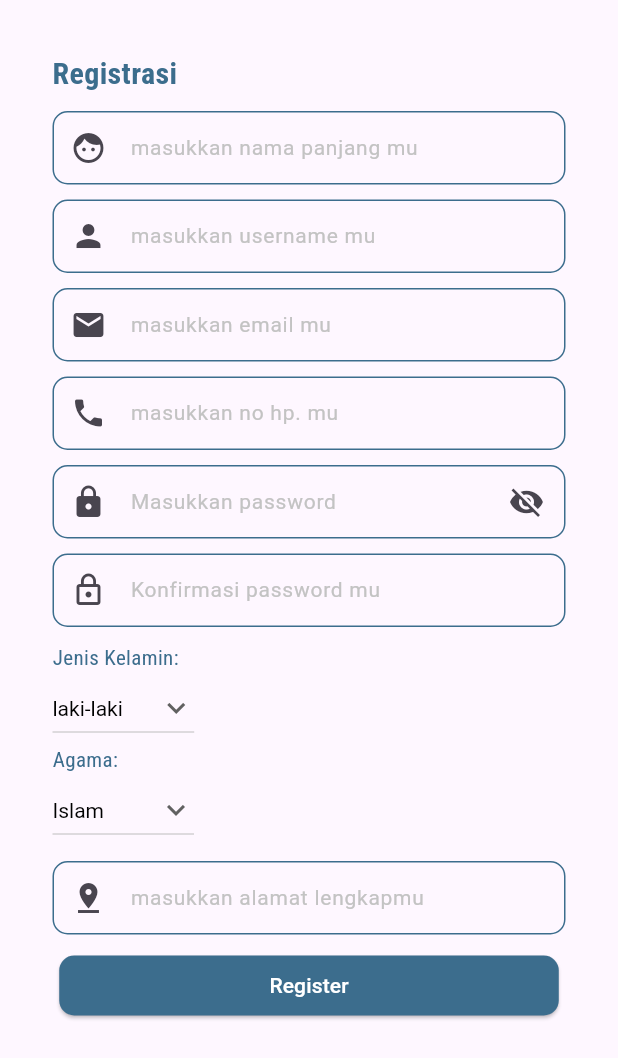
After one commit to hasannugrahadi/semaga_mobile, a Flutter app: the RegisterScreen screen opened directly, on a phone screen of 412 x 824 dp. The commit adds this screen. Shown: the top 1058 px of the screen. Run offline on Flutter 3.47's test engine with Material 3 defaults, Android fonts, the phone set to English and light mode, and no system bars; our stand-ins replace flutter_svg, google_fonts; project files that could hold a hidden picture were left out.

Commit message:
Registrasi done

```diff
--- a/lib/pages/login_page.dart
+++ b/lib/pages/login_page.dart
@@ -1,6 +1,8 @@
+import 'package:flutter/gestures.dart';
 import 'package:flutter/material.dart';
 import 'package:google_fonts/google_fonts.dart';
 import 'package:semaga_mobile/pages/dashboard_page.dart';
+import 'package:semaga_mobile/pages/register_page.dart';
 
 class LoginScreen extends StatefulWidget {
   const LoginScreen({super.key});
@@ -134,14 +136,37 @@ class _LoginScreenState extends State<LoginScreen> {
                     shape: RoundedRectangleBorder(
                       borderRadius: BorderRadius.circular(10),
                     ),
-                    padding: const EdgeInsets.symmetric(horizontal: 197, vertical: 24),
+                    padding: EdgeInsets.symmetric(horizontal: MediaQuery.of(context).size.width*0.37,),
                     foregroundColor: const Color(0xffFFFFFF),
                     backgroundColor: const Color(0xff3C6D8D)
                 ),
                 child: const Text('Login'),
               ),
               const SizedBox(
-                  height: 80.0
+                  height: 20.0
+              ),
+              RichText(
+                  text: TextSpan(
+                    style: TextStyle(
+                      color: Colors.black,
+                      fontWeight: FontWeight.normal,
+                      fontSize: 11,
+                      fontFamily: GoogleFonts.roboto().fontFamily,
+                    ),
+                    children: <TextSpan>[
+                      const TextSpan(text: 'Belum mempunyai akun, '),
+                      TextSpan(
+                        text: 'Daftar Sekarang!',
+                        style: const TextStyle(
+                          color: Color(0xff3C6D8D),
+                        ),
+                        recognizer: TapGestureRecognizer()
+                          ..onTap = (){
+                            Navigator.of(context).push(_createRoute());
+                          }
+                      )
+                    ]
+                  ),
               ),
             ],
           ),
@@ -149,12 +174,23 @@ class _LoginScreenState extends State<LoginScreen> {
       ]
     ),
   );
+  }
 }
 
+Route _createRoute() {
+  return PageRouteBuilder(
+    pageBuilder: (context, animation, secondaryAnimation) => RegisterScreen(),
+    transitionsBuilder: (context, animation, secondaryAnimation, child) {
+      const begin = Offset(0.0, 1.0);
+      const end = Offset.zero;
+      const curve = Curves.ease;
+
+      var tween = Tween(begin: begin, end: end).chain(CurveTween(curve: curve));
+
+      return SlideTransition(
+        position: animation.drive(tween),
+        child: child,
+      );
+    },
+  );
 }
-// Row signup() {
-//   return Row(
-//     MainAxisAlignment: MainAxisAlignment.center,
-//     children: [const Text("Tidak Punya akun?")],
-//   );
-// }
--- /dev/null
+++ b/lib/pages/register_page.dart
@@ -0,0 +1,328 @@
+import 'package:flutter/services.dart';
+import 'package:google_fonts/google_fonts.dart';
+import 'package:flutter/material.dart';
+
+import 'login_page.dart';
+
+class RegisterScreen extends StatefulWidget {
+  RegisterScreen({super.key});
+
+  @override
+  _RegisterScreenState createState() => _RegisterScreenState();
+}
+
+class _RegisterScreenState extends State<RegisterScreen> {
+  //controller & string
+  final TextEditingController _fullnameController = TextEditingController();
+  final TextEditingController _usernameController = TextEditingController();
+  final TextEditingController _emailController = TextEditingController();
+  final TextEditingController _passwordController = TextEditingController();
+  final TextEditingController _confirmpasswordController = TextEditingController();
+  final TextEditingController _nohpController = TextEditingController();
+  final TextEditingController _addressController = TextEditingController();
+  late String dropdownGender = 'laki-laki';
+  late String dropdownReligion = 'Islam';
+
+  //list dropdown
+  var itemsGender = [
+    'laki-laki',
+    'perempuan'
+  ];
+
+  var itemsReligion = [
+    'Islam',
+    'Kristen',
+    'Katolik',
+    'Hindu',
+    'Buddha',
+    'Konghuchu'
+  ];
+
+  //focus password icon
+  final textFieldFocusNode = FocusNode();
+  bool _obscured = true;
+
+  void _toggleObscured() {
+    setState(() {
+      _obscured = !_obscured;
+      if (textFieldFocusNode.hasPrimaryFocus) return; // If focus is on text field, don't unfocused
+      textFieldFocusNode.canRequestFocus = false;     // Prevents focus if tap on eye
+    });
+  }
+
+  @override
+  Widget build(BuildContext context) {
+    TextStyle textfieldStyle = const TextStyle(color: Colors.black, fontSize: 14.0);
+    return Scaffold(
+      body: Padding( //padding antar elemen
+        padding: const EdgeInsets.fromLTRB(35, 35, 35, 10),
+        child: Wrap(
+          spacing: 20,
+          runSpacing: 10,
+          children: [
+            Text(
+              'Registrasi',
+              style: TextStyle(
+                color: const Color(0xff3C6D8D),
+                fontWeight: FontWeight.bold,
+                fontSize: 20,
+                fontFamily: GoogleFonts.robotoCondensed().fontFamily,
+              ),
+              textAlign: TextAlign.center,
+            ),
+            TextField(
+              controller: _fullnameController,
+              style: textfieldStyle,
+              inputFormatters: [
+                FilteringTextInputFormatter.allow(RegExp("[a-zA-Z ]")),
+              ],
+              decoration: InputDecoration(
+                floatingLabelBehavior: FloatingLabelBehavior.never,
+                enabledBorder: OutlineInputBorder(
+                    borderSide: const BorderSide(color: Color(0xff3C6D8D), width: 1.0),
+                    borderRadius: BorderRadius.circular(10.0)
+                ),
+                hintText: 'masukkan nama panjang mu',
+                hintStyle: const TextStyle(fontSize: 14.0, color: Color.fromARGB(255, 195, 195, 195)),
+                prefixIcon: const Icon(Icons.face),
+                contentPadding: const EdgeInsets.symmetric(vertical: 14.0),
+              ),
+            ),
+            TextField(
+              controller: _usernameController,
+              style: textfieldStyle,
+              inputFormatters: [
+                FilteringTextInputFormatter.allow(RegExp("[a-zA-Z0-9]")),
+              ],
+              decoration: InputDecoration(
+                floatingLabelBehavior: FloatingLabelBehavior.never,
+                enabledBorder: OutlineInputBorder(
+                    borderSide: const BorderSide(color: Color(0xff3C6D8D), width: 1.0),
+                    borderRadius: BorderRadius.circular(10.0)
+                ),
+                hintText: 'masukkan username mu',
+                hintStyle: const TextStyle(fontSize: 14.0, color: Color.fromARGB(255, 195, 195, 195)),
+                prefixIcon: const Icon(Icons.person),
+                contentPadding: const EdgeInsets.symmetric(vertical: 14.0),
+              ),
+            ),
+            TextField(
+              controller: _emailController,
+              style: textfieldStyle,
+              inputFormatters: [
+                FilteringTextInputFormatter.deny(RegExp(" ")),
+              ],
+              decoration: InputDecoration(
+                floatingLabelBehavior: FloatingLabelBehavior.never,
+                enabledBorder: OutlineInputBorder(
+                    borderSide: const BorderSide(color: Color(0xff3C6D8D), width: 1.0),
+                    borderRadius: BorderRadius.circular(10.0)
+                ),
+                hintText: 'masukkan email mu',
+                hintStyle: const TextStyle(fontSize: 14.0, color: Color.fromARGB(255, 195, 195, 195)),
+                prefixIcon: const Icon(Icons.email),
+                contentPadding: const EdgeInsets.symmetric(vertical: 14.0),
+              ),
+            ),
+            TextField(
+              controller: _nohpController,
+              style: textfieldStyle,
+              inputFormatters: [
+                FilteringTextInputFormatter.digitsOnly
+              ],
+              keyboardType: TextInputType.number,
+              decoration: InputDecoration(
+                floatingLabelBehavior: FloatingLabelBehavior.never,
+                enabledBorder: OutlineInputBorder(
+                    borderSide: const BorderSide(color: Color(0xff3C6D8D), width: 1.0),
+                    borderRadius: BorderRadius.circular(10.0)
+                ),
+                hintText: 'masukkan no hp. mu',
+                hintStyle: const TextStyle(fontSize: 14.0, color: Color.fromARGB(255, 195, 195, 195)),
+                prefixIcon: const Icon(Icons.phone),
+                contentPadding: const EdgeInsets.symmetric(vertical: 14.0),
+              ),
+            ),
+            TextField(
+              controller: _passwordController,
+              keyboardType: TextInputType.visiblePassword,
+              obscureText: _obscured,
+              focusNode: textFieldFocusNode,
+              style: textfieldStyle,
+              decoration: InputDecoration(
+                floatingLabelBehavior: FloatingLabelBehavior.never,
+                enabledBorder: OutlineInputBorder(
+                    borderSide: const BorderSide(color: Color(0xff3C6D8D), width: 1.0),
+                    borderRadius: BorderRadius.circular(10.0)
+                ),
+                hintText: 'Masukkan password',
+                hintStyle: const TextStyle(fontSize: 14.0, color: Color.fromARGB(255, 195, 195, 195)),
+                prefixIcon: const Icon(Icons.lock),
+                suffixIcon: Padding(
+                  padding: const EdgeInsets.fromLTRB(0, 0, 4, 0),
+                  child: GestureDetector(
+                    onTap: _toggleObscured,
+                    child: Icon(
+                      _obscured
+                          ? Icons.visibility_off
+                          : Icons.visibility_rounded,
+                      size: 24,
+                    ),
+                  ),
+                ),
+                contentPadding: const EdgeInsets.symmetric(vertical: 14.0),
+              ),
+            ),
+            TextField(
+              controller: _confirmpasswordController,
+              keyboardType: TextInputType.visiblePassword,
+              style: textfieldStyle,
+              obscureText: _obscured,
+              decoration: InputDecoration(
+                floatingLabelBehavior: FloatingLabelBehavior.never,
+                enabledBorder: OutlineInputBorder(
+                    borderSide: const BorderSide(color: Color(0xff3C6D8D), width: 1.0),
+                    borderRadius: BorderRadius.circular(10.0)
+                ),
+                hintText: 'Konfirmasi password mu',
+                hintStyle: const TextStyle(fontSize: 14.0, color: Color.fromARGB(255, 195, 195, 195)),
+                prefixIcon: const Icon(Icons.lock_outline),
+                contentPadding: const EdgeInsets.symmetric(vertical: 14.0),
+              ),
+            ),
+            Column(
+              crossAxisAlignment: CrossAxisAlignment.start,
+              children: [
+                Text(
+                  'Jenis Kelamin:',
+                  style: TextStyle(
+                    color: const Color(0xff3C6D8D),
+                    fontSize: 14,
+                    fontFamily: GoogleFonts.robotoCondensed().fontFamily,
+                  ),
+                  textAlign: TextAlign.left,
+                ),
+                DropdownButton(
+                  style: textfieldStyle,
+                  // Initial Value
+                  value: dropdownGender,
+                  // Down Arrow Icon
+                  icon: const Icon(Icons.keyboard_arrow_down),
+                  // Array list of items
+                  items: itemsGender.map((String items) {
+                    return DropdownMenuItem(
+                      value: items,
+                      child: Text(items),
+                    );
+                  }).toList(),
+                  // After selecting the desired option,it will
+                  // change button value to selected value
+                  onChanged: (String? newValue) {
+                    setState(() {
+                      dropdownGender = newValue!;
+                    });
+                  },
+                ),
+                Text(
+                  'Agama:',
+                  style: TextStyle(
+                    color: const Color(0xff3C6D8D),
+                    fontSize: 14,
+                    fontFamily: GoogleFonts.robotoCondensed().fontFamily,
+                  ),
+                  textAlign: TextAlign.left,
+                ),
+                DropdownButton(
+                  style: textfieldStyle,
+                  // Initial Value
+                  value: dropdownReligion,
+                  // Down Arrow Icon
+                  icon: const Icon(Icons.keyboard_arrow_down),
+                  // Array list of items
+                  items: itemsReligion.map((String items) {
+                    return DropdownMenuItem(
+                      value: items,
+                      child: Text(items),
+                    );
+                  }).toList(),
+                  // After selecting the desired option,it will
+                  // change button value to selected value
+                  onChanged: (String? newValue) {
+                    setState(() {
+                      dropdownReligion = newValue!;
+                    });
+                  },
+                ),
+              ],
+            ),
+            TextField(
+              controller: _addressController,
+              style: textfieldStyle,
+              decoration: InputDecoration(
+                floatingLabelBehavior: FloatingLabelBehavior.never,
+                enabledBorder: OutlineInputBorder(
+                    borderSide: const BorderSide(color: Color(0xff3C6D8D), width: 1.0),
+                    borderRadius: BorderRadius.circular(10.0)
+                ),
+                hintText: 'masukkan alamat lengkapmu',
+                hintStyle: const TextStyle(fontSize: 14.0, color: Color.fromARGB(255, 195, 195, 195)),
+                prefixIcon: const Icon(Icons.pin_drop),
+                contentPadding: const EdgeInsets.symmetric(vertical: 14.0),
+              ),
+            ),
+            Center(
+              child: ElevatedButton(
+                onPressed: () {
+                  String fullname = _fullnameController.text;
+                  String username = _usernameController.text;
+                  String email = _emailController.text;
+                  String nohp = _nohpController.text;
+                  String password = _passwordController.text;
+                  String confirmpassword = _confirmpasswordController.text;
+                  String address = _addressController.text;
+
+                  if (fullname.isNotEmpty &&
+                      username.isNotEmpty &&
+                      email.isNotEmpty &&
+                      nohp.isNotEmpty &&
+                      password.isNotEmpty &&
+                      confirmpassword.isNotEmpty &&
+                      address.isNotEmpty &&
+                      password == confirmpassword){
+                    const snackBar = SnackBar(
+                      content: Text('Registrasi Berhasil'),
+                    );
+                    ScaffoldMessenger.of(context).showSnackBar(snackBar);
+                    Navigator.push(
+                      context,
+                      MaterialPageRoute(builder: (context) => const LoginScreen()),
+                    );
+                  } else if (password != confirmpassword){
+                    const snackBar = SnackBar(
+                      content: Text('konfirmasi password tidak cocok'),
+                    );
+                    ScaffoldMessenger.of(context).showSnackBar(snackBar);
+                  } else {
+                    const snackBar = SnackBar(
+                      content: Text('harap isi semua kolom yang ada'),
+                    );
+                    ScaffoldMessenger.of(context).showSnackBar(snackBar);
+                  }
+                },
+                style: ElevatedButton.styleFrom(
+                    shape: RoundedRectangleBorder(
+                      borderRadius: BorderRadius.circular(10),
+                    ),
+                    padding: EdgeInsets.symmetric(horizontal: MediaQuery.of(context).size.width*0.34),
+                    foregroundColor: const Color(0xffFFFFFF),
+                    backgroundColor: const Color(0xff3C6D8D)
+                ),
+                child: const Text('Register'),
+              ),
+            )
+          ],
+        )
+      ),
+    );
+  }
+}
```
